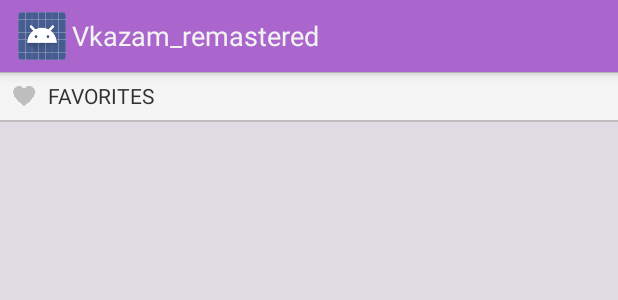
After one commit to SpitsinStafichuk/Vkazam_remastered, an Android app: the layout drawer_item_secondary.xml on its own in the app's theme, with its tools: preview values and no code run, on a phone screen of 412 x 824 dp. The commit adds this screen. Shown: the top 300 px of the screen. Run offline under Robolectric (Android 15) with nearby library versions, the phone set to English and light mode, and no system bars.

Commit message:
- added favorites icon for navigation drawer - defined several common colors - added two layouts: for primary drawer items (recognize, fingers, history e.t.c.) and for secondary drawer items (settings, about, send feedback)

```diff
--- /dev/null
+++ b/app/src/main/res/drawable/ic_navigation_favorite.xml
@@ -0,0 +1,11 @@
+<?xml version="1.0" encoding="utf-8"?>
+
+<selector xmlns:android="http://schemas.android.com/apk/res/android">
+
+    <item
+        android:state_selected="true"
+        android:drawable="@drawable/ic_navigation_favorite_selected"/>
+    <item
+        android:drawable="@drawable/ic_navigation_favorite_default"/>
+
+</selector>
--- /dev/null
+++ b/app/src/main/res/layout/drawer_item_secondary.xml
@@ -0,0 +1,38 @@
+<?xml version="1.0" encoding="utf-8"?>
+
+<LinearLayout
+    xmlns:android="http://schemas.android.com/apk/res/android"
+    android:orientation="vertical"
+    android:layout_width="match_parent"
+    android:layout_height="wrap_content"
+    android:background="@color/white_mostly_secondary">
+
+    <LinearLayout
+        android:orientation="horizontal"
+        android:layout_width="match_parent"
+        android:layout_height="wrap_content">
+
+        <ImageView
+            android:id="@+id/icon"
+            android:layout_width="32dp"
+            android:layout_height="32dp"
+            android:padding="5dp"
+            android:src="@drawable/ic_navigation_favorite"/>
+
+        <TextView
+            android:id="@+id/title"
+            android:layout_width="match_parent"
+            android:layout_height="wrap_content"
+            android:layout_gravity="center"
+            android:text="@string/FAVORITES_PAGE"
+            android:textAllCaps="true"
+            style="@android:style/TextAppearance.Holo.Small"/>
+
+    </LinearLayout>
+
+    <ImageView
+        android:layout_width="match_parent"
+        android:layout_height="1dp"
+        android:src="@color/gray"/>
+
+</LinearLayout>
--- a/app/src/main/res/values/colors.xml
+++ b/app/src/main/res/values/colors.xml
@@ -1,5 +1,10 @@
 <?xml version="1.0" encoding="utf-8"?>
 <resources>
+    <color name="gray">#bebebe</color>
+    <color name="gray_dark_very">#333333</color>
+    <color name="violet_light_graylish">#E0DCE3</color>
     <color name="violet_moderate">#AA66CC</color>
     <color name="white">#FFFFFF</color>
+    <color name="white_mostly_primary">#FAFAFA</color>
+    <color name="white_mostly_secondary">#F5F5F5</color>
 </resources>
--- a/app/src/main/res/values/strings.xml
+++ b/app/src/main/res/values/strings.xml
@@ -10,4 +10,7 @@
     <string name="action_example">Example action</string>
     <string name="action_settings">Settings</string>
 
+    <!--Navigation drawer strings-->
+    <string name="FAVORITES_PAGE">Favorites</string>
+
 </resources>
--- a/app/src/main/res/values/styles.xml
+++ b/app/src/main/res/values/styles.xml
@@ -3,6 +3,7 @@
     <!-- Base application theme. -->
     <style name="VkazamTheme" parent="android:Theme.Holo.Light">
         <item name="android:actionBarStyle">@style/VkazamActionBar</item>
+        <item name="android:windowBackground">@color/violet_light_graylish</item>
     </style>
 
     <!-- ActionBar styles -->
```
Also changed, not shown: app/src/main/res/layout/drawer_item_primary.xml (added, +25 -0 lines), app/src/main/res/drawable-hdpi/ic_navigation_favorite_default.png (added), app/src/main/res/drawable-hdpi/ic_navigation_favorite_selected.png (added), app/src/main/res/drawable-mdpi/ic_navigation_favorite_default.png (added), app/src/main/res/drawable-mdpi/ic_navigation_favorite_selected.png (added), app/src/main/res/drawable-xhdpi/ic_navigation_favorite_default.png (added), app/src/main/res/drawable-xhdpi/ic_navigation_favorite_selected.png (added), app/src/main/res/drawable-xxhdpi/ic_navigation_favorite_default.png (added), app/src/main/res/drawable-xxhdpi/ic_navigation_favorite_selected.png (added).
